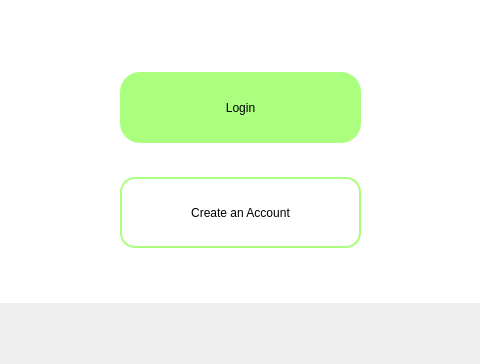
The window that Project_Source_Code/Welcome_UI_Screen.ui (Haleshot/Flight_Booking_System) describes before a commit, drawn with Qt 5; both pictures show x 370 to 850 and y 498 to 862 of the 1200 by 862 pixel window.
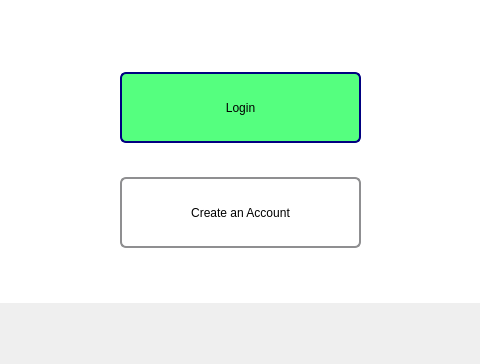
The same window after the commit.

Commit message: Update CSS for GUI Button

What changed in the file:
```diff
--- a/Project_Source_Code/Welcome_UI_Screen.ui
+++ b/Project_Source_Code/Welcome_UI_Screen.ui
@@ -67,10 +67,28 @@
      </rect>
     </property>
     <property name="styleSheet">
-     <string notr="true">border-radius: 20px;
-font: 12pt &quot;MS Shell Dlg 2&quot;;
-background-color: rgb(170, 255, 127);
-</string>
+     <string notr="true">QPushButton {
+    border: 2px solid #8f8f91;
+    border-radius: 6px;
+    background-color: qlineargradient(x1: 0, y1: 0, x2: 0, y2: 1,
+                                      stop: 0 #f6f7fa, stop: 1 #dadbde);
+	
+	background-color: rgb(85, 255, 127);
+    min-width: 80px;
+}
+
+QPushButton:pressed {
+    background-color: qlineargradient(x1: 0, y1: 0, x2: 0, y2: 1,
+                                      stop: 0 #dadbde, stop: 1 #f6f7fa);
+}
+
+QPushButton:flat {
+    border: none; /* no border for a flat push button */
+}
+
+QPushButton:default {
+    border-color: navy; /* make the default button prominent */
+}</string>
     </property>
     <property name="text">
      <string>Login</string>
@@ -86,11 +104,34 @@
      </rect>
     </property>
     <property name="styleSheet">
-     <string notr="true">
+     <string notr="true">/*
 border: 12px  solid rgb(170, 255, 127);
 border-width: 2px;
 font: 12pt &quot;MS Shell Dlg 2&quot;;
-border-radius: 15px;</string>
+border-radius: 15px;
+*/
+
+QPushButton {
+    border: 2px solid #8f8f91;
+    border-radius: 6px;
+    background-color: qlineargradient(x1: 0, y1: 0, x2: 0, y2: 1,
+                                      stop: 0 #f6f7fa, stop: 1 #dadbde);
+	
+    min-width: 80px;
+}
+
+QPushButton:pressed {
+    background-color: qlineargradient(x1: 0, y1: 0, x2: 0, y2: 1,
+                                      stop: 0 #dadbde, stop: 1 #f6f7fa);
+}
+
+QPushButton:flat {
+    border: none; /* no border for a flat push button */
+}
+
+QPushButton:default {
+    border-color: navy; /* make the default button prominent */
+}</string>
     </property>
     <property name="text">
      <string>Create an Account</string>
```
Left out of the diff: 3 changed lines with no effect on the pictures. The commit also changes 1 other file.
